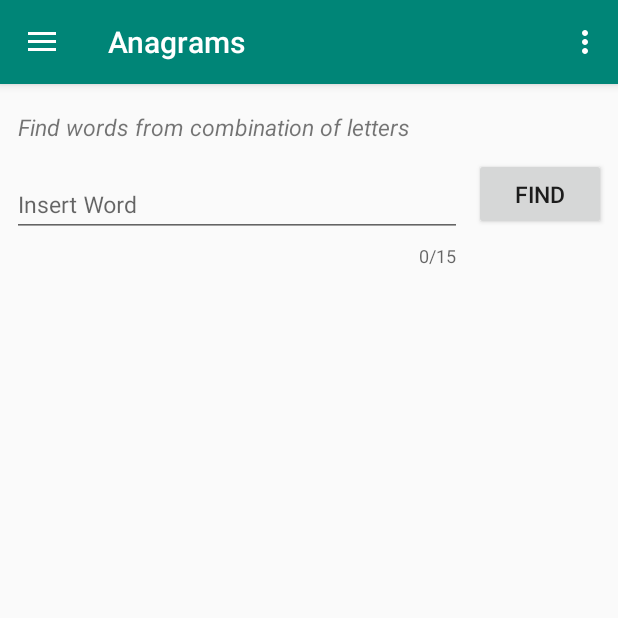
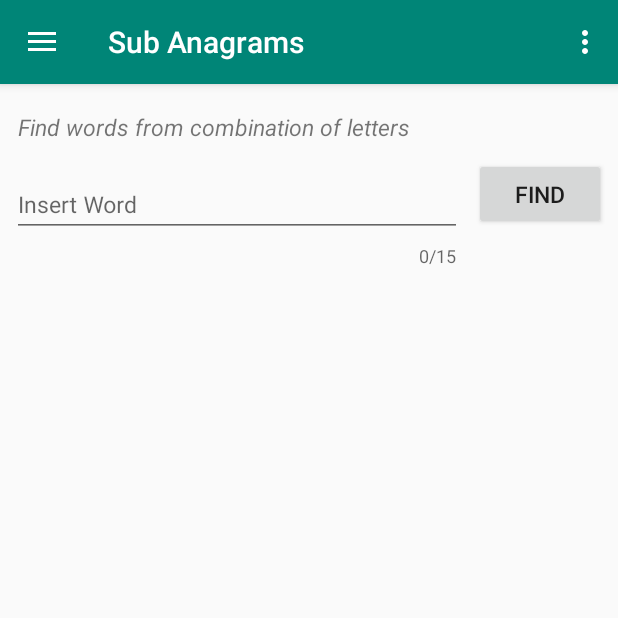
Before and after one commit to Automatik/CompleteWordFinder, an Android app: the fragment SubAnagramsFragment placed in its activity, on a phone screen of 412 x 824 dp, the top half of it. Run offline under Robolectric (Android 15) with nearby library versions, the phone set to English and light mode, and no system bars; libraries missing offline, so code that uses them is left out: com.simplecityapps.recyclerview_fastscroll; plain views replace FastScrollRecyclerView.

Commit message:
Add fragment's title after configuration change

```diff
--- a/app/src/main/java/emilsoft/completewordfinder/AnagramFragment.java
+++ b/app/src/main/java/emilsoft/completewordfinder/AnagramFragment.java
@@ -158,6 +158,13 @@ public class AnagramFragment extends Fragment {
         });
         sharedPreferences = PreferenceManager.getDefaultSharedPreferences(getActivity());
         sharedPreferences.registerOnSharedPreferenceChangeListener(onSharedPreferenceChangeListener);
+    }
+
+    @Override
+    public void onResume() {
+        super.onResume();
+        if(getActivity() != null)
+            getActivity().setTitle(getString(R.string.nav_item_anagrams));
     }
 
     @Override
--- a/app/src/main/java/emilsoft/completewordfinder/BeginsWithFragment.java
+++ b/app/src/main/java/emilsoft/completewordfinder/BeginsWithFragment.java
@@ -153,6 +153,13 @@ public class BeginsWithFragment extends Fragment {
     }
 
     @Override
+    public void onResume() {
+        super.onResume();
+        if(getActivity() != null)
+            getActivity().setTitle(getString(R.string.nav_item_begins_with));
+    }
+
+    @Override
     public void onAttach(Context context) {
         super.onAttach(context);
     }
--- a/app/src/main/java/emilsoft/completewordfinder/SubAnagramsFragment.java
+++ b/app/src/main/java/emilsoft/completewordfinder/SubAnagramsFragment.java
@@ -132,6 +132,13 @@ public class SubAnagramsFragment extends Fragment {
     }
 
     @Override
+    public void onResume() {
+        super.onResume();
+        if(getActivity() != null)
+            getActivity().setTitle(getString(R.string.nav_item_sub_anagrams));
+    }
+
+    @Override
     public void onAttach(Context context) {
         super.onAttach(context);
     }
--- a/app/src/main/java/emilsoft/completewordfinder/WildcardsFragment.java
+++ b/app/src/main/java/emilsoft/completewordfinder/WildcardsFragment.java
@@ -152,6 +152,13 @@ public class WildcardsFragment extends Fragment {
 
         sharedPreferences = PreferenceManager.getDefaultSharedPreferences(getActivity());
         sharedPreferences.registerOnSharedPreferenceChangeListener(onSharedPreferenceChangeListener);
+    }
+
+    @Override
+    public void onResume() {
+        super.onResume();
+        if(getActivity() != null)
+            getActivity().setTitle(getString(R.string.nav_item_wildcards));
     }
 
     @Override
--- a/app/src/main/java/emilsoft/completewordfinder/WordsInPatternFragment.java
+++ b/app/src/main/java/emilsoft/completewordfinder/WordsInPatternFragment.java
@@ -152,6 +152,13 @@ public class WordsInPatternFragment extends Fragment {
     }
 
     @Override
+    public void onResume() {
+        super.onResume();
+        if(getActivity() != null)
+            getActivity().setTitle(getString(R.string.nav_item_words_contained));
+    }
+
+    @Override
     public void onAttach(Context context) {
         super.onAttach(context);
     }
--- a/app/src/main/res/layout/fragment_anagram.xml
+++ b/app/src/main/res/layout/fragment_anagram.xml
@@ -6,20 +6,19 @@
     android:layout_height="match_parent"
     android:layout_marginTop="8dp"
     android:layout_marginBottom="8dp"
-    android:orientation="vertical">
+    android:layout_marginStart="8dp"
+    android:layout_marginEnd="8dp">
 
     <TextView
         android:id="@+id/text_description"
         android:layout_width="match_parent"
         android:layout_height="wrap_content"
-        android:layout_marginStart="8dp"
         android:layout_marginTop="10dp"
-        android:layout_marginEnd="8dp"
         android:paddingStart="4dp"
         android:paddingEnd="4dp"
         android:textSize="15sp"
         android:textStyle="italic"
-        app:layout_constraintEnd_toEndOf="@id/find_button"
+        app:layout_constraintEnd_toEndOf="parent"
         app:layout_constraintStart_toStartOf="@id/textinput_layout"
         app:layout_constraintTop_toTopOf="parent" />
 
@@ -27,7 +26,6 @@
         android:id="@+id/textinput_layout"
         android:layout_width="0dp"
         android:layout_height="wrap_content"
-        android:layout_marginStart="8dp"
         android:layout_marginTop="10dp"
         android:layout_marginEnd="8dp"
         app:counterEnabled="false"
@@ -49,13 +47,10 @@
         android:id="@+id/find_button"
         android:layout_width="wrap_content"
         android:layout_height="wrap_content"
-        android:layout_alignParentEnd="true"
         android:layout_marginTop="10dp"
-        android:layout_marginEnd="8dp"
-        android:layout_toEndOf="@id/textinput_layout"
         android:text="@string/fragment_anagram_find_button_text"
         android:textSize="15sp"
-        app:layout_constraintEnd_toEndOf="parent"
+        app:layout_constraintEnd_toEndOf="@id/text_description"
         app:layout_constraintStart_toEndOf="@+id/textinput_layout"
         app:layout_constraintTop_toBottomOf="@id/text_description" />
 
@@ -79,27 +74,23 @@
         android:id="@+id/words_list"
         android:layout_width="match_parent"
         android:layout_height="0dp"
-        android:layout_marginStart="8dp"
         android:layout_marginTop="10dp"
-        android:layout_marginEnd="8dp"
+        app:fastScrollPopupBackgroundSize="60dp"
+        app:fastScrollPopupBgColor="@color/colorAccent"
+        app:fastScrollPopupPosition="adjacent"
+        app:fastScrollPopupTextColor="@color/white"
+        app:fastScrollPopupTextSize="30sp"
+        app:fastScrollPopupTextVerticalAlignmentMode="font_metrics"
+        app:fastScrollThumbColor="@color/colorAccent"
+        app:fastScrollThumbEnabled="true"
+        app:fastScrollThumbInactiveColor="@color/colorPrimaryDark"
+        app:fastScrollTrackColor="@color/colorPrimary"
         app:layoutManager="androidx.recyclerview.widget.LinearLayoutManager"
         app:layout_constraintBottom_toBottomOf="parent"
-        app:layout_constraintEnd_toEndOf="@id/find_button"
+        app:layout_constraintEnd_toEndOf="parent"
         app:layout_constraintStart_toStartOf="@id/textinput_layout"
         app:layout_constraintTop_toBottomOf="@id/textinput_layout"
-        tools:listitem="@layout/fragment_anagram_list_item"
-        app:fastScrollThumbEnabled="true"
-        app:fastScrollPopupBgColor="@color/colorAccent"
-        app:fastScrollPopupTextColor="@color/white"
-        app:fastScrollPopupTextSize="30sp"
-        app:fastScrollPopupBackgroundSize="60dp"
-        app:fastScrollThumbColor="@color/colorAccent"
-        app:fastScrollThumbInactiveColor="@color/colorPrimaryDark"
-        app:fastScrollTrackColor="@color/colorPrimary"
-        app:fastScrollPopupPosition="adjacent"
-        app:fastScrollPopupTextVerticalAlignmentMode="font_metrics"
-        >
-    </com.simplecityapps.recyclerview_fastscroll.views.FastScrollRecyclerView>
+        tools:listitem="@layout/fragment_anagram_list_item" />
 
 
     <TextView
@@ -117,14 +108,14 @@
     <ProgressBar
         android:id="@+id/progressBarLoadingWords"
         style="?android:attr/progressBarStyle"
+        android:layout_width="wrap_content"
+        android:layout_height="wrap_content"
         android:indeterminate="true"
         android:indeterminateTint="@color/colorPrimary"
-        android:layout_width="wrap_content"
-        android:layout_height="wrap_content"
         android:visibility="invisible"
+        app:layout_constraintBottom_toBottomOf="parent"
+        app:layout_constraintEnd_toEndOf="parent"
         app:layout_constraintStart_toStartOf="parent"
-        app:layout_constraintEnd_toEndOf="parent"
-        app:layout_constraintTop_toTopOf="parent"
-        app:layout_constraintBottom_toBottomOf="parent"/>
+        app:layout_constraintTop_toTopOf="parent" />
 
 </androidx.constraintlayout.widget.ConstraintLayout>
--- /dev/null
+++ b/app/src/main/res/values-v28/styles.xml
@@ -0,0 +1,12 @@
+<?xml version="1.0" encoding="utf-8"?>
+<resources>
+
+    <style name="AppTheme" parent="Base.Theme.AppCompat.Light.DarkActionBar">
+        <!-- Customize your theme here. -->
+        <item name="colorPrimary">@color/colorPrimary</item>
+        <item name="colorPrimaryDark">@color/colorPrimaryDark</item>
+        <item name="colorAccent">@color/colorAccent</item>
+        <item name="android:windowLayoutInDisplayCutoutMode">default</item>
+    </style>
+
+</resources>
```
